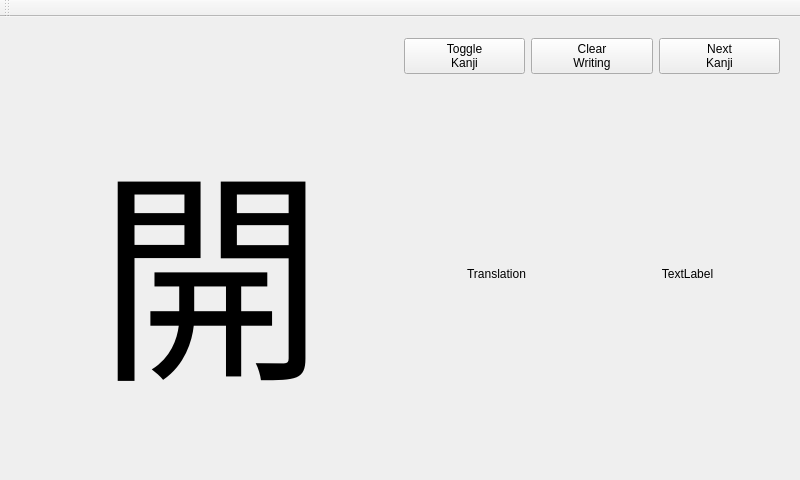
rurounijones/kanren, file mainwindow.ui: the form before one commit.
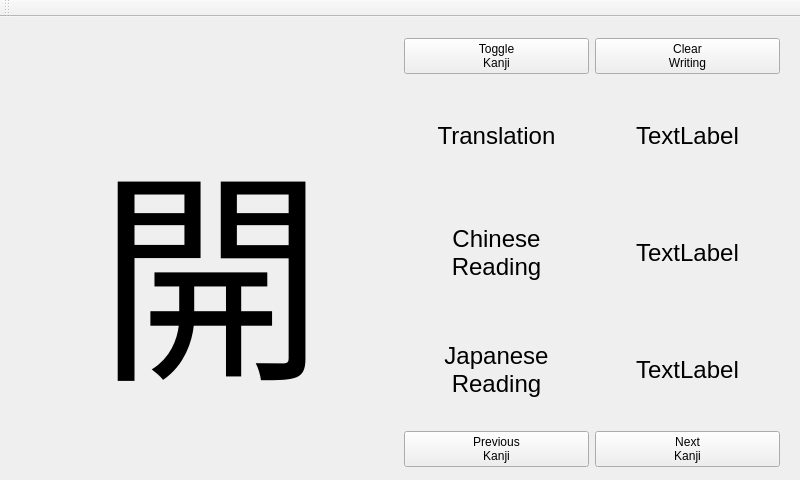
The form after the commit. Custom widgets are drawn as their Qt base class.

Commit message: Added the onyoumi,kunyoumi and a back button (doesn't wrap) and tweaked the layout

The edit to the form file:
```diff
--- a/mainwindow.ui
+++ b/mainwindow.ui
@@ -93,41 +93,172 @@
            </property>
           </widget>
          </item>
-         <item>
-          <widget class="QPushButton" name="nextKanjibutton">
-           <property name="text">
-            <string>Next
-Kanji</string>
-           </property>
-          </widget>
-         </item>
         </layout>
        </item>
        <item>
-        <layout class="QHBoxLayout" name="horizontalLayout_2">
-         <item>
-          <widget class="QLabel" name="translationLabelText">
-           <property name="sizePolicy">
-            <sizepolicy hsizetype="Preferred" vsizetype="Preferred">
-             <horstretch>0</horstretch>
-             <verstretch>0</verstretch>
-            </sizepolicy>
-           </property>
-           <property name="text">
-            <string>Translation</string>
-           </property>
-           <property name="alignment">
-            <set>Qt::AlignCenter</set>
-           </property>
-          </widget>
-         </item>
+        <layout class="QHBoxLayout" name="translationHorizontalLayout">
          <item>
           <widget class="QLabel" name="translationLabel">
+           <property name="sizePolicy">
+            <sizepolicy hsizetype="Preferred" vsizetype="Preferred">
+             <horstretch>0</horstretch>
+             <verstretch>0</verstretch>
+            </sizepolicy>
+           </property>
+           <property name="font">
+            <font>
+             <pointsize>18</pointsize>
+            </font>
+           </property>
            <property name="text">
+            <string>Translation</string>
+           </property>
+           <property name="alignment">
+            <set>Qt::AlignCenter</set>
+           </property>
+          </widget>
+         </item>
+         <item>
+          <widget class="QLabel" name="translationTextLabel">
+           <property name="sizePolicy">
+            <sizepolicy hsizetype="Preferred" vsizetype="Preferred">
+             <horstretch>0</horstretch>
+             <verstretch>0</verstretch>
+            </sizepolicy>
+           </property>
+           <property name="font">
+            <font>
+             <pointsize>18</pointsize>
+            </font>
+           </property>
+           <property name="text">
             <string>TextLabel</string>
            </property>
            <property name="alignment">
             <set>Qt::AlignCenter</set>
+           </property>
+           <property name="wordWrap">
+            <bool>true</bool>
+           </property>
+          </widget>
+         </item>
+        </layout>
+       </item>
+       <item>
+        <layout class="QHBoxLayout" name="onyoumiHorizontalLayout">
+         <item>
+          <widget class="QLabel" name="onyoumiLabel">
+           <property name="sizePolicy">
+            <sizepolicy hsizetype="Preferred" vsizetype="Preferred">
+             <horstretch>0</horstretch>
+             <verstretch>0</verstretch>
+            </sizepolicy>
+           </property>
+           <property name="minimumSize">
+            <size>
+             <width>0</width>
+             <height>0</height>
+            </size>
+           </property>
+           <property name="font">
+            <font>
+             <pointsize>18</pointsize>
+            </font>
+           </property>
+           <property name="text">
+            <string>Chinese
+Reading</string>
+           </property>
+           <property name="alignment">
+            <set>Qt::AlignCenter</set>
+           </property>
+          </widget>
+         </item>
+         <item>
+          <widget class="QLabel" name="onyoumiTextLabel">
+           <property name="font">
+            <font>
+             <pointsize>18</pointsize>
+            </font>
+           </property>
+           <property name="text">
+            <string>TextLabel</string>
+           </property>
+           <property name="alignment">
+            <set>Qt::AlignCenter</set>
+           </property>
+           <property name="wordWrap">
+            <bool>true</bool>
+           </property>
+          </widget>
+         </item>
+        </layout>
+       </item>
+       <item>
+        <layout class="QHBoxLayout" name="kunyoumiHorizontalLayout">
+         <item>
+          <widget class="QLabel" name="kunyoumiLabel">
+           <property name="sizePolicy">
+            <sizepolicy hsizetype="Preferred" vsizetype="Preferred">
+             <horstretch>0</horstretch>
+             <verstretch>0</verstretch>
+            </sizepolicy>
+           </property>
+           <property name="font">
+            <font>
+             <pointsize>18</pointsize>
+            </font>
+           </property>
+           <property name="text">
+            <string>Japanese
+Reading</string>
+           </property>
+           <property name="alignment">
+            <set>Qt::AlignCenter</set>
+           </property>
+          </widget>
+         </item>
+         <item>
+          <widget class="QLabel" name="kunyoumiTextLabel">
+           <property name="font">
+            <font>
+             <pointsize>18</pointsize>
+            </font>
+           </property>
+           <property name="text">
+            <string>TextLabel</string>
+           </property>
+           <property name="alignment">
+            <set>Qt::AlignCenter</set>
+           </property>
+           <property name="wordWrap">
+            <bool>true</bool>
+           </property>
+          </widget>
+         </item>
+        </layout>
+       </item>
+       <item>
+        <layout class="QHBoxLayout" name="buttonSecondHorizontalLayout">
+         <property name="sizeConstraint">
+          <enum>QLayout::SetDefaultConstraint</enum>
+         </property>
+         <property name="bottomMargin">
+          <number>0</number>
+         </property>
+         <item>
+          <widget class="QPushButton" name="previousKanjiButton">
+           <property name="text">
+            <string>Previous
+Kanji</string>
+           </property>
+          </widget>
+         </item>
+         <item>
+          <widget class="QPushButton" name="nextKanjiButton">
+           <property name="text">
+            <string>Next
+Kanji</string>
            </property>
           </widget>
          </item>
```
Left out of the diff: 10 changed lines with no effect on the pictures. The commit also changes 5 other files.
